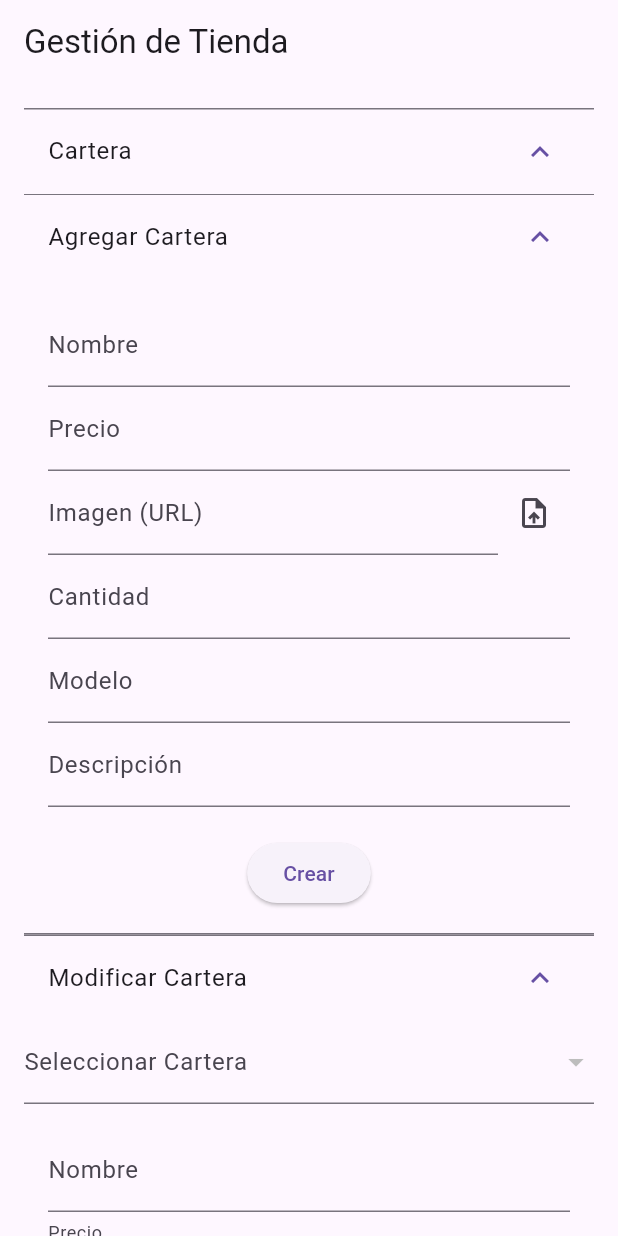
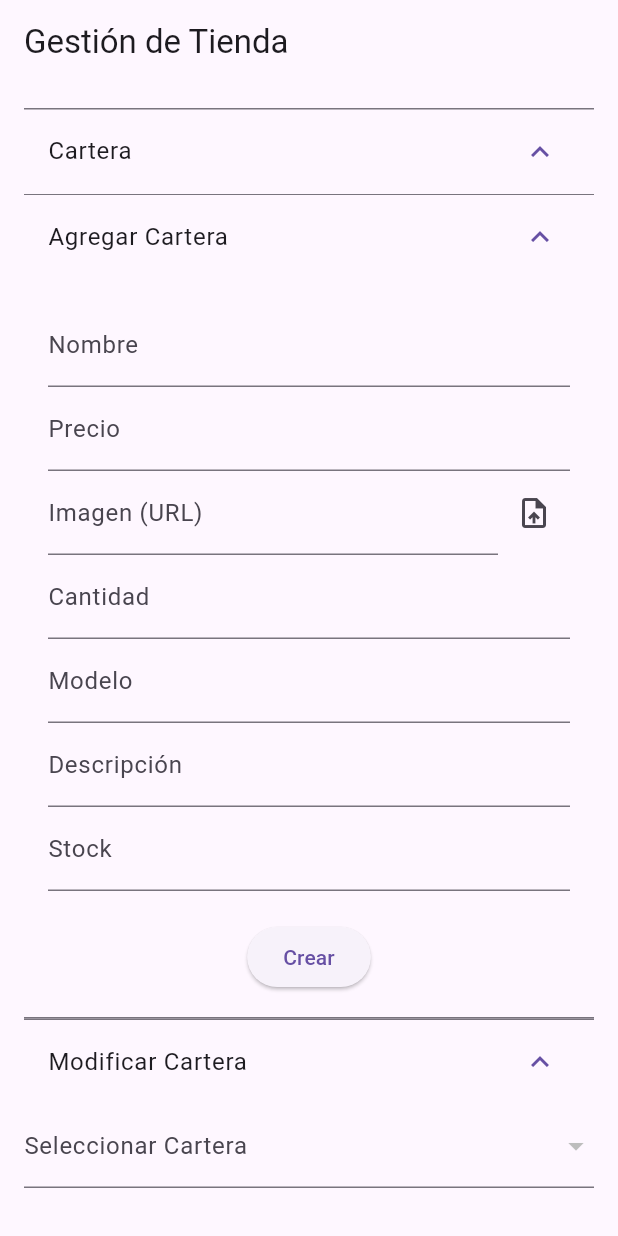
Before and after one commit to Martin-itamar-salvio/ProyectoFinalTP3G2, a Flutter app: the GestionScreen screen opened by its route, after a tap on "Cartera", after a tap on "Agregar Cartera", after a tap on "Modificar Cartera", on a phone screen of 412 x 824 dp. Run offline on Flutter 3.47's test engine with Material 3 defaults, Android fonts, the phone set to English and light mode, and no system bars; our stand-ins replace badges, cloud_firestore, firebase_core, firebase_storage, flutter_riverpod, go_router and 1 more; accounts and stored records are empty.

Commit message:
se agrego lista de venta y se arreglo errores

```diff
--- a/lib/core/app_router.dart
+++ b/lib/core/app_router.dart
@@ -3,7 +3,7 @@ import 'package:proyecto_final_grupo_6/presentations/entities/compra.dart';
 import 'package:proyecto_final_grupo_6/presentations/screens/carga_screen.dart';
 import 'package:proyecto_final_grupo_6/presentations/screens/carrito_screen.dart';
 import 'package:proyecto_final_grupo_6/presentations/screens/cartera_screen.dart';
-import 'package:proyecto_final_grupo_6/presentations/screens/config_screen.dart';
+import 'package:proyecto_final_grupo_6/presentations/screens/ventas_screen.dart';
 import 'package:proyecto_final_grupo_6/presentations/screens/gestion_screen.dart';
 import 'package:proyecto_final_grupo_6/presentations/screens/historial_screen.dart';
 import 'package:proyecto_final_grupo_6/presentations/screens/home_screen.dart';
@@ -42,9 +42,9 @@ final appRouter = GoRouter(
       builder: (context, state) => const HistorialScreen(),
     ),
     GoRoute(
-      name: ConfigScreen.name,
-      path: '/config',
-      builder: (context, state) => const ConfigScreen(),
+      name: VentasScreen.name,
+      path: '/ventas',
+      builder: (context, state) => const VentasScreen(),
     ),
     GoRoute(
       name: RegistroScreen.name,
--- a/lib/core/constants.dart
+++ b/lib/core/constants.dart
@@ -9,7 +9,7 @@ final List<MenuItem> menuItems = [
   MenuItem(title: 'Inicio', subtitle: 'Inicio de Aplicacion', icon: Icons.home, link: '/inicio', role: "cliente", params: true),
   MenuItem(title: 'Perfil', subtitle: 'Perfil de Usuario', icon: Icons.person, link: '/perfil', role: "cliente", params: false),
   MenuItem(title: 'Historial de Compras', subtitle: 'Historial de Compras', icon: Icons.history, link: '/historial', role: "cliente", params: false),
-  MenuItem(title: 'Configuracion', subtitle: 'Configuracion de Aplicacion', icon: Icons.settings, link: '/config', role: "cliente", params: false),
   MenuItem(title: 'Gestion', subtitle: 'Gestion de Tienda', icon: Icons.content_paste_sharp, link: '/gestion', role: "admin", params: false),
+  MenuItem(title: 'Ventas', subtitle: 'Historial de Ventas', icon: Icons.content_paste_search_sharp, link: '/ventas', role: "admin", params: false),
   MenuItem(title: 'Cerrar Sesion', subtitle: 'Cerrar de Sesion', icon: Icons.logout, link: '/', role: "cliente", params: false),
 ];
--- a/lib/presentations/entities/cartera.dart
+++ b/lib/presentations/entities/cartera.dart
@@ -6,6 +6,7 @@ class Cartera {
   String modelo;
   String? descripcion;
   String? estado;
+  int stock;
 
   Cartera({
     required this.nombre,
@@ -15,6 +16,7 @@ class Cartera {
     required this.modelo,
     this.descripcion,
     this.estado,
+    required this.stock,
   });
 
   factory Cartera.fromMap(Map<String, dynamic> map) {
@@ -26,6 +28,7 @@ class Cartera {
       modelo: map['modelo'] ?? '',
       descripcion: map['descripcion'],
       estado: map['estado'],
+      stock: map['stock'] ?? 0,
     );
   }
 
@@ -38,6 +41,7 @@ class Cartera {
       'modelo': modelo,
       'descripcion': descripcion,
       'estado': estado,
+      'stock' : stock,
     };
   }
 }
--- a/lib/presentations/providers/cart_provider.dart
+++ b/lib/presentations/providers/cart_provider.dart
@@ -18,7 +18,7 @@ class CarritoStateNotifier extends StateNotifier<List<Cartera>> {
       }
     }
     if (!encontrado) {
-      carritoAux.add(Cartera(nombre: producto.nombre, precio: producto.precio, imagen: producto.imagen, modelo: producto.modelo, cantidad: 1));
+      carritoAux.add(Cartera(nombre: producto.nombre, precio: producto.precio, imagen: producto.imagen, modelo: producto.modelo, cantidad: 1, stock: producto.stock));
     }
     state = carritoAux;
   }
@@ -28,13 +28,18 @@ class CarritoStateNotifier extends StateNotifier<List<Cartera>> {
   }
 
   void sumarCantidadProducto(Cartera producto) {
-    state = state.map((p) => p.nombre == producto.nombre ? Cartera(nombre: p.nombre, precio: p.precio, imagen: p.imagen, modelo: p.modelo, cantidad: p.cantidad + 1) : p).toList();
+    state = state.map((p) => p.nombre == producto.nombre ? Cartera(nombre: p.nombre, precio: p.precio, imagen: p.imagen, modelo: p.modelo, cantidad: p.cantidad + 1,stock:p.stock) : p).toList();
   }
 
   void restarCantidadProducto(Cartera producto) {
-    state = state.map((p) => p.nombre == producto.nombre && p.cantidad > 1 ? Cartera(nombre: p.nombre, precio: p.precio, imagen: p.imagen, modelo: p.modelo, cantidad: p.cantidad - 1) : p).toList();
+    state = state.map((p) => p.nombre == producto.nombre && p.cantidad > 1 ? Cartera(nombre: p.nombre, precio: p.precio, imagen: p.imagen, modelo: p.modelo, cantidad: p.cantidad - 1,stock:p.stock) : p).toList();
+  }
+
+  void vaciarCarrito() {
+    state = [];
   }
 }
+
 
 double calcularSubtotal(List<Cartera> carrito) {
   return carrito.fold(0, (total, producto) => total + producto.precio * producto.cantidad);
--- a/lib/presentations/screens/gestion_screen.dart
+++ b/lib/presentations/screens/gestion_screen.dart
@@ -67,8 +67,6 @@ class _GestionView extends StatelessWidget {
     );
   }
 
-
-
   //agregar cartera
   Widget _buildAgregarCartera(BuildContext context) {
     final formKey = GlobalKey<FormState>();
@@ -78,6 +76,7 @@ class _GestionView extends StatelessWidget {
     int cantidad = 0;
     String modelo = '';
     String descripcion = '';
+    int stock = 0;
 
     return ExpansionTile(
       title: const Text('Agregar Cartera'),
@@ -142,6 +141,12 @@ class _GestionView extends StatelessWidget {
                     descripcion = value ?? '';
                   },
                 ),
+                TextFormField(
+                  decoration: const InputDecoration(labelText: 'Stock'),
+                  onSaved: (value) {
+                    stock = int.tryParse(value ?? '0') ?? 0;
+                  },
+                ),
                 const SizedBox(height: 20),
                 ElevatedButton(
                   onPressed: () {
@@ -154,6 +159,7 @@ class _GestionView extends StatelessWidget {
                         cantidad: cantidad,
                         modelo: modelo,
                         descripcion: descripcion,
+                        stock: stock,
                       );
                       createCartera(cartera);
                       ScaffoldMessenger.of(context).showSnackBar(
@@ -171,6 +177,7 @@ class _GestionView extends StatelessWidget {
       ],
     );
   }
+
   //modiciar cartera
   Widget _buildModificarCartera(BuildContext context) {
     final formKey = GlobalKey<FormState>();
@@ -180,6 +187,7 @@ class _GestionView extends StatelessWidget {
     int cantidad = 0;
     String modelo = '';
     String descripcion = '';
+    int stock = 0;
 
     return ExpansionTile(
       title: const Text('Modificar Cartera'),
@@ -266,7 +274,8 @@ class _GestionView extends StatelessWidget {
                         ),
                         TextFormField(
                           initialValue: cantidad.toString(),
-                          decoration: const InputDecoration(labelText: 'Cantidad'),
+                          decoration:
+                              const InputDecoration(labelText: 'Cantidad'),
                           keyboardType: TextInputType.number,
                           onSaved: (value) {
                             cantidad = int.tryParse(value ?? '0') ?? 0;
@@ -288,6 +297,12 @@ class _GestionView extends StatelessWidget {
                             descripcion = value ?? '';
                           },
                         ),
+                        TextFormField(
+                          decoration: const InputDecoration(labelText: 'Stock'),
+                          onSaved: (value) {
+                            stock = int.tryParse(value ?? '0') ?? 0;
+                          },
+                        ),
                         const SizedBox(height: 20),
                         ElevatedButton(
                           onPressed: () {
@@ -300,6 +315,7 @@ class _GestionView extends StatelessWidget {
                                 cantidad: cantidad,
                                 modelo: modelo,
                                 descripcion: descripcion,
+                                stock: stock,
                               );
                               updateCarteraByName(nombre, cartera);
                               ScaffoldMessenger.of(context).showSnackBar(
@@ -322,6 +338,7 @@ class _GestionView extends StatelessWidget {
       ],
     );
   }
+
   //eliminar cartera
   Widget _buildEliminarCartera(BuildContext context) {
     final _formKey = GlobalKey<FormState>();
```
Also changed, not shown: lib/presentations/screens/cartera_screen.dart (+17 -7 lines), lib/presentations/screens/compra_screen.dart (+6 -1 lines), lib/presentations/screens/config_screen.dart (deleted, +0 -11 lines), lib/presentations/screens/historial_screen.dart (+28 -18 lines), lib/presentations/screens/registro_screen.dart (+10 -7 lines), lib/presentations/screens/ventas_screen.dart (added, +112 -0 lines), lib/services/firebase_services.dart (+17 -7 lines).
